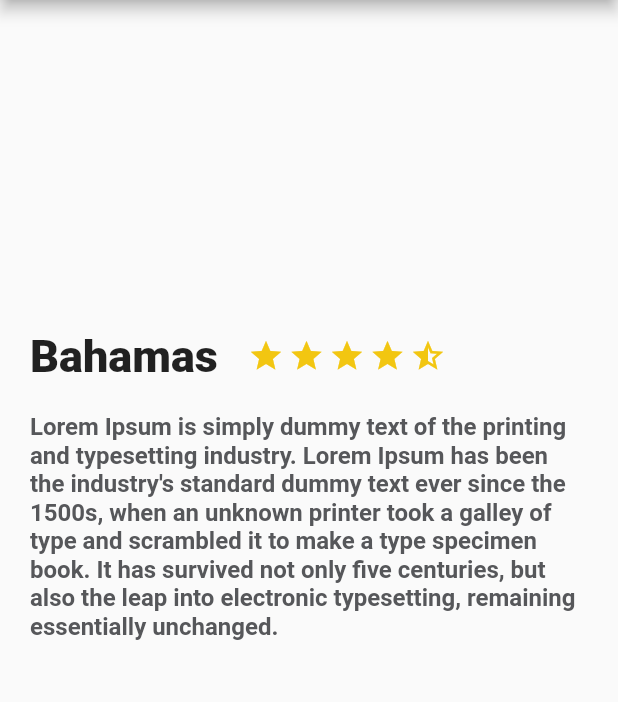
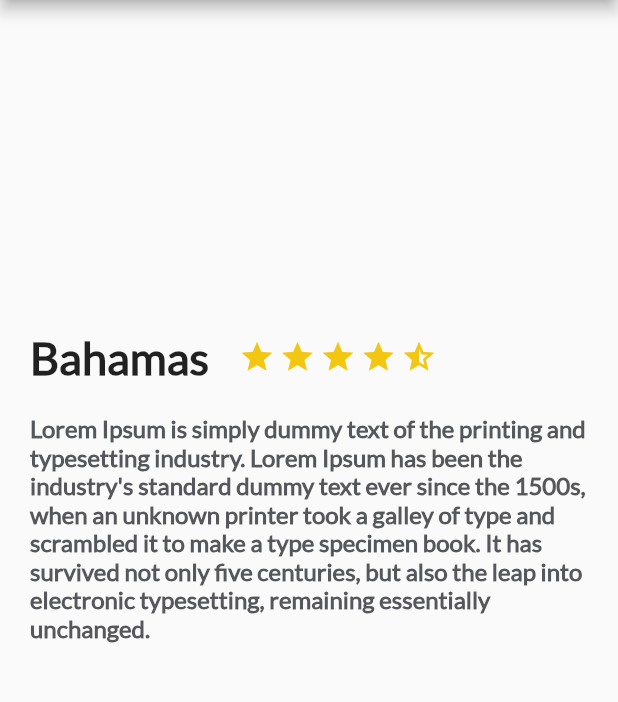
Before and after one commit to HectorZR/flutter-basico, a Flutter app: the screen it shows after launch, on a phone screen of 412 x 824 dp, the part 84-786 px from its top. Run offline on Flutter 3.47's test engine with Material 2 defaults, Android fonts, the phone set to English and light mode, and no system bars.

```diff
--- a/lib/description_place.dart
+++ b/lib/description_place.dart
@@ -54,6 +54,7 @@ class DescriptionPlace extends StatelessWidget {
         this.descriptionPlace,
         style: const TextStyle(
           fontSize: 16.0,
+          fontFamily: "Lato",
           fontWeight: FontWeight.bold,
           color: Color(0xFF56575a)
         ),
@@ -72,6 +73,7 @@ class DescriptionPlace extends StatelessWidget {
             this.namePlace,
             style: TextStyle(
               fontSize: 30.0,
+              fontFamily: "Lato",
               fontWeight: FontWeight.w900
             ),
             textAlign: TextAlign.left,
--- a/pubspec.yaml
+++ b/pubspec.yaml
@@ -66,3 +66,7 @@ flutter:
   #
   # For details regarding fonts from package dependencies,
   # see https://flutter.io/custom-fonts/#from-packages
+  fonts:
+    - family: Lato
+    - fonts:
+      - asset: assets/fonts/Lato/Lato-Regular.ttf
```
